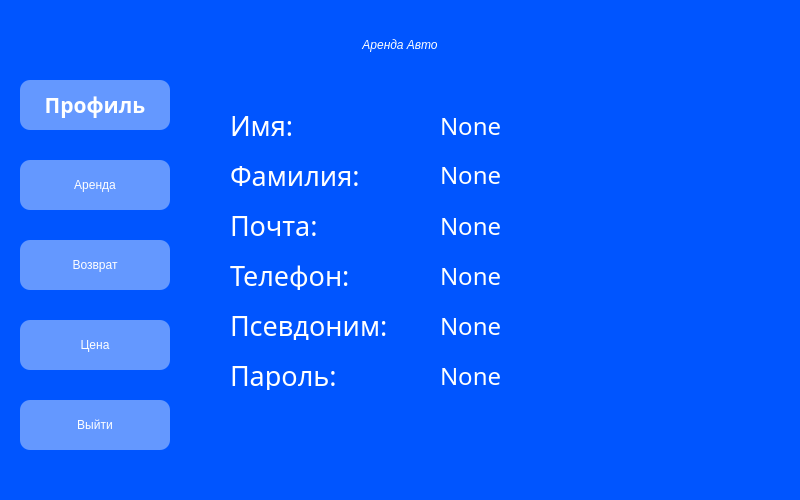
First picture: the form in appwindow.ui, repository KochyanLV/car-rental-app, before the edit.
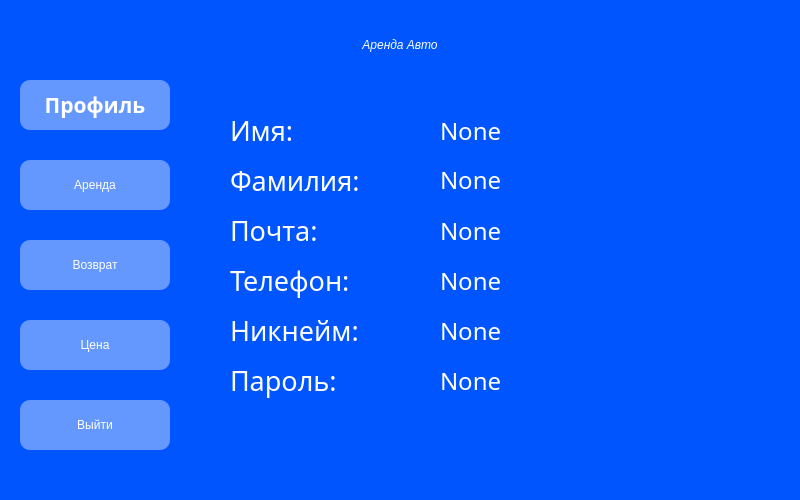
Second picture: the form after the edit.

```diff
--- a/appwindow.ui
+++ b/appwindow.ui
@@ -35,7 +35,7 @@
        <x>20</x>
        <y>10</y>
        <width>170</width>
-       <height>30</height>
+       <height>41</height>
       </rect>
      </property>
      <property name="font">
@@ -58,7 +58,7 @@
        <x>20</x>
        <y>60</y>
        <width>180</width>
-       <height>30</height>
+       <height>41</height>
       </rect>
      </property>
      <property name="font">
@@ -81,7 +81,7 @@
        <x>20</x>
        <y>110</y>
        <width>180</width>
-       <height>30</height>
+       <height>41</height>
       </rect>
      </property>
      <property name="font">
@@ -104,7 +104,7 @@
        <x>20</x>
        <y>160</y>
        <width>180</width>
-       <height>30</height>
+       <height>41</height>
       </rect>
      </property>
      <property name="font">
@@ -126,8 +126,8 @@
       <rect>
        <x>20</x>
        <y>210</y>
-       <width>180</width>
-       <height>30</height>
+       <width>181</width>
+       <height>41</height>
       </rect>
      </property>
      <property name="font">
@@ -141,7 +141,7 @@
       <string notr="true">color: rgb(255, 255, 255);</string>
      </property>
      <property name="text">
-      <string>Псевдоним:</string>
+      <string>Никнейм:</string>
      </property>
     </widget>
     <widget class="QLabel" name="PasswordText">
@@ -150,7 +150,7 @@
        <x>20</x>
        <y>260</y>
        <width>180</width>
-       <height>30</height>
+       <height>41</height>
       </rect>
      </property>
      <property name="font">
@@ -173,7 +173,7 @@
        <x>230</x>
        <y>10</y>
        <width>300</width>
-       <height>31</height>
+       <height>41</height>
       </rect>
      </property>
      <property name="font">
@@ -196,7 +196,7 @@
        <x>230</x>
        <y>59</y>
        <width>300</width>
-       <height>31</height>
+       <height>41</height>
       </rect>
      </property>
      <property name="font">
@@ -219,7 +219,7 @@
        <x>230</x>
        <y>110</y>
        <width>300</width>
-       <height>31</height>
+       <height>41</height>
       </rect>
      </property>
      <property name="font">
@@ -242,7 +242,7 @@
        <x>230</x>
        <y>160</y>
        <width>300</width>
-       <height>31</height>
+       <height>41</height>
       </rect>
      </property>
      <property name="font">
@@ -265,7 +265,7 @@
        <x>230</x>
        <y>260</y>
        <width>300</width>
-       <height>31</height>
+       <height>41</height>
       </rect>
      </property>
      <property name="font">
@@ -288,7 +288,7 @@
        <x>230</x>
        <y>210</y>
        <width>300</width>
-       <height>31</height>
+       <height>41</height>
       </rect>
      </property>
      <property name="font">
```
